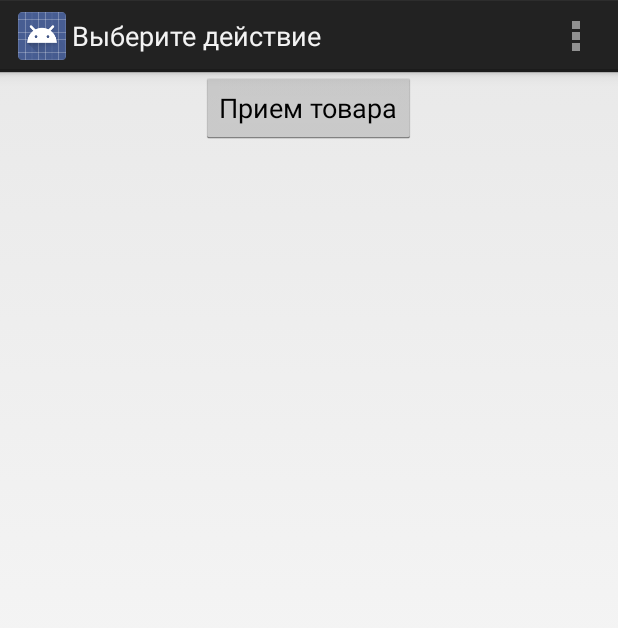
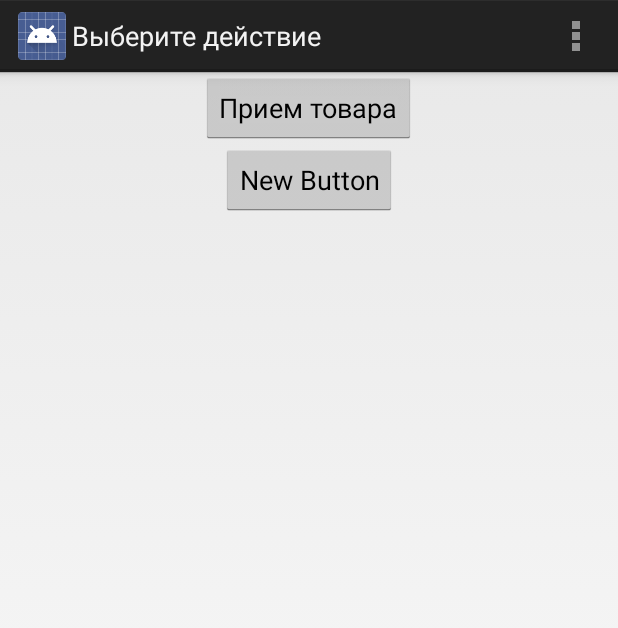
Before and after one commit to StasEvseev/mobileclienthomeproj, an Android app: the ActionsActivity screen opened directly, with no data from a screen before it, on a phone screen of 412 x 824 dp. Shown: the top 628 px of the screen. Run offline under Robolectric (Android 15) with nearby library versions, the phone set to English and light mode, and no system bars.

Commit message:
Initial Sync Data

```diff
--- a/app/src/main/java/com/example/stas/homeproj/ActionsActivity.java
+++ b/app/src/main/java/com/example/stas/homeproj/ActionsActivity.java
@@ -1,15 +1,19 @@
 package com.example.stas.homeproj;
 
+import android.accounts.Account;
 import android.app.Activity;
+import android.content.ContentResolver;
 import android.content.DialogInterface;
 import android.content.Intent;
 import android.os.Bundle;
+import android.util.Log;
 import android.view.Menu;
 import android.view.MenuItem;
 import android.view.View;
 import android.widget.Button;
 
 import com.example.stas.homeproj.library.AuthHelper;
+import com.example.stas.homeproj.sync.AccountSyncHelper;
 
 /**
  * @author StasEvseev
@@ -18,15 +22,37 @@ import com.example.stas.homeproj.library.AuthHelper;
 
 public class ActionsActivity extends Activity implements View.OnClickListener {
 
-    Button btnGood;
+    Button btnGood, btnSync;
+
+    // Constants
+    // Content provider authority
+    public static final String AUTHORITY = "com.example.android.datasync.provider";
+    // Account
+    public static final String ACCOUNT = "default_account";
+    // Sync interval constants
+    public static final long MILLISECONDS_PER_SECOND = 1000L;
+    public static final long SECONDS_PER_MINUTE = 60L;
+    public static final long SYNC_INTERVAL_IN_MINUTES = 60L;
+    public static final long SYNC_INTERVAL =
+            SYNC_INTERVAL_IN_MINUTES *
+                    SECONDS_PER_MINUTE *
+                    MILLISECONDS_PER_SECOND;
+
+    // Instance fields
+    Account mAccount;
+
     @Override
     protected void onCreate(Bundle savedInstanceState) {
         super.onCreate(savedInstanceState);
         setContentView(R.layout.activity_actions);
 
         btnGood = (Button)findViewById(R.id.goods);
+        btnSync = (Button)findViewById(R.id.btn_sync);
 
         btnGood.setOnClickListener(this);
+        btnSync.setOnClickListener(this);
+
+        mAccount = AccountSyncHelper.CreateSyncAccount(this);
     }
 
 
@@ -69,6 +95,19 @@ public class ActionsActivity extends Activity implements View.OnClickListener {
             * Принимаем присланный товар
             * */
             startActivity(new Intent(this, InvoicesActivity.class));
+        } else if (view == btnSync) {
+            Log.d("BtnSync", "Click");
+            // Pass the settings flags by inserting them in a bundle
+            Bundle settingsBundle = new Bundle();
+//            settingsBundle.putBoolean(
+//                    ContentResolver.SYNC_EXTRAS_MANUAL, true);
+//            settingsBundle.putBoolean(
+//                    ContentResolver.SYNC_EXTRAS_EXPEDITED, true);
+        /*
+         * Request the sync for the default account, authority, and
+         * manual sync settings
+         */
+            ContentResolver.requestSync(mAccount, AUTHORITY, settingsBundle);
         }
     }
 }
--- /dev/null
+++ b/app/src/main/java/com/example/stas/homeproj/sync/AccountSyncHelper.java
@@ -0,0 +1,50 @@
+package com.example.stas.homeproj.sync;
+
+import android.accounts.Account;
+import android.accounts.AccountManager;
+import android.content.Context;
+import android.util.Log;
+
+/**
+ * Created by user on 14.11.14.
+ */
+public class AccountSyncHelper {
+
+    // Constants
+    // The authority for the sync adapter's content provider
+    public static final String AUTHORITY = "com.example.android.datasync.provider";
+    // An account type, in the form of a domain name
+    public static final String ACCOUNT_TYPE = "example.com";
+    // The account name
+    public static final String ACCOUNT = "dummyaccount";
+
+    public static Account CreateSyncAccount(Context context) {
+        // Create the account type and default account
+        Account newAccount = new Account(
+                ACCOUNT, ACCOUNT_TYPE);
+        // Get an instance of the Android account manager
+        AccountManager accountManager =
+                (AccountManager) context.getSystemService(
+                        Context.ACCOUNT_SERVICE);
+        /*
+         * Add the account and account type, no password or user data
+         * If successful, return the Account object, otherwise report an error.
+         */
+        if (accountManager.addAccountExplicitly(newAccount, null, null)) {
+            /*
+             * If you don't set android:syncable="true" in
+             * in your <provider> element in the manifest,
+             * then call context.setIsSyncable(account, AUTHORITY, 1)
+             * here.
+             */
+            Log.d("CreateSyncAccount", "It's OK.");
+        } else {
+            /*
+             * The account exists or some other error occurred. Log this, report it,
+             * or handle it internally.
+             */
+            Log.d("CreateSyncAccount", "Account exists.");
+        }
+        return newAccount;
+    }
+}
--- a/app/src/main/res/layout/activity_actions.xml
+++ b/app/src/main/res/layout/activity_actions.xml
@@ -10,4 +10,11 @@
         android:text="Прием товара"
         android:id="@+id/goods"
         android:layout_gravity="center_horizontal" />
+
+    <Button
+        android:layout_width="wrap_content"
+        android:layout_height="wrap_content"
+        android:text="New Button"
+        android:id="@+id/btn_sync"
+        android:layout_gravity="center_horizontal" />
 </LinearLayout>
```
Also changed, not shown: app/src/main/AndroidManifest.xml (+35 -0 lines), app/src/main/java/com/example/stas/homeproj/GoodListActivity.java (+13 -1 lines), app/src/main/java/com/example/stas/homeproj/MainActivity.java (+8 -0 lines), app/src/main/java/com/example/stas/homeproj/sync/Authenticator.java (added, +72 -0 lines), app/src/main/java/com/example/stas/homeproj/sync/AuthenticatorService.java (added, +30 -0 lines), app/src/main/java/com/example/stas/homeproj/sync/StubProvider.java (added, +65 -0 lines), app/src/main/java/com/example/stas/homeproj/sync/SyncAdapter.java (added, +57 -0 lines), app/src/main/java/com/example/stas/homeproj/sync/SyncService.java (added, +52 -0 lines), app/src/main/res/layout/activity_good_list.xml (+23 -2 lines), app/src/main/res/layout/activity_item_twopane.xml (+4 -9 lines), app/src/main/res/xml/authenticator.xml (added, +7 -0 lines), app/src/main/res/xml/syncadapter.xml (added, +10 -0 lines).
